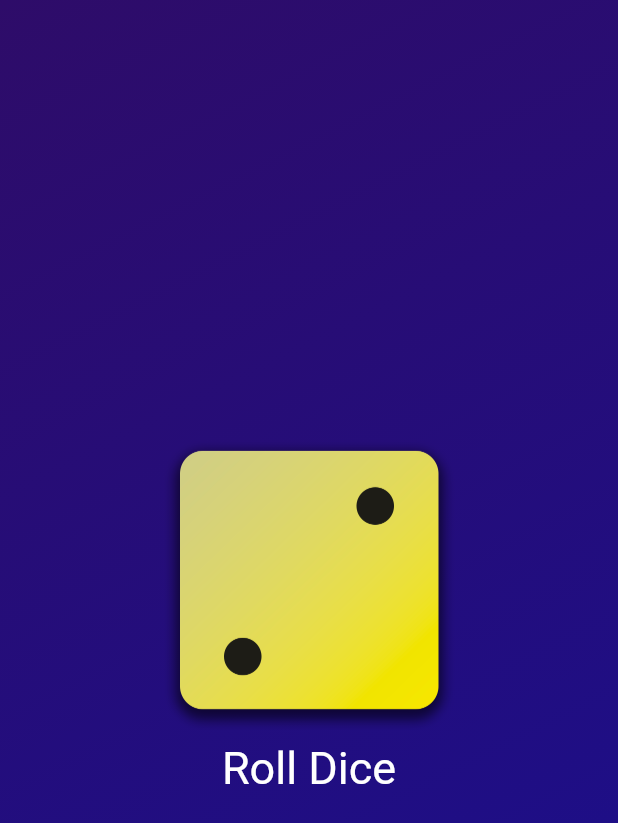
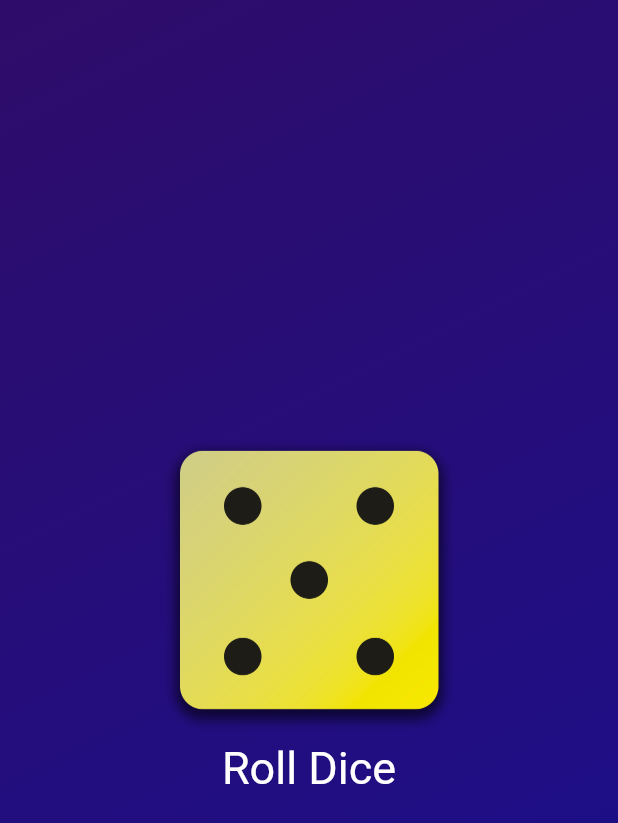
Before and after one commit to Maheswaran-V/DiceRoller, a Flutter app: the screen it shows after launch, after a tap on "Roll Dice", on a phone screen of 412 x 824 dp. Shown: the top 823 px of the screen. Run offline on Flutter 3.47's test engine with Material 2 defaults, Android fonts, the phone set to English and light mode, and no system bars.

Commit message:
app completed

```diff
--- a/lib/dice_roller.dart
+++ b/lib/dice_roller.dart
@@ -1,4 +1,6 @@
 import 'package:flutter/material.dart';
+import 'dart:math';
+
 
 class DiceRoller extends StatefulWidget {
   const DiceRoller({super.key});
@@ -10,11 +12,12 @@ class DiceRoller extends StatefulWidget {
 }
 
 class _DiceRollerState extends State<DiceRoller> {
-  String randomImage = 'assets/images/dice-1.png';
+  var  number = 1;
 
   void rollDice() {
+
     setState(() {
-      randomImage = 'assets/images/dice-2.png';
+      number = Random().nextInt(6) + 1;
     });
   }
 
@@ -24,7 +27,7 @@ class _DiceRollerState extends State<DiceRoller> {
       mainAxisSize: MainAxisSize.min,
       children: [
         Image.asset(
-          randomImage,
+          'assets/images/dice-$number.png',
           width: 200.0,
         ),
         TextButton(
```
Also changed, not shown: lib/gradient_widget.dart (line endings or trailing spaces).
